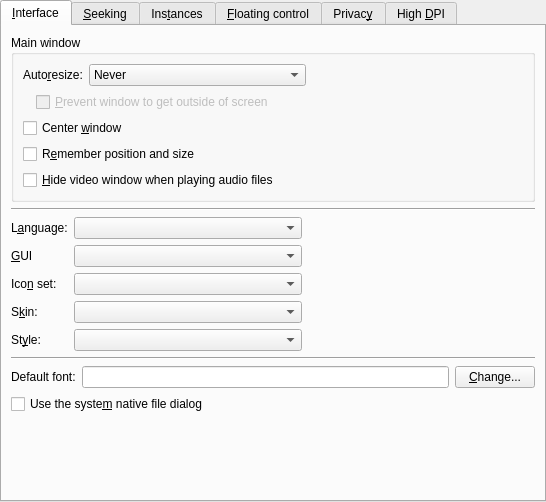
smplayer-dev/smplayer, file src/prefinterface.ui: the form before one commit.
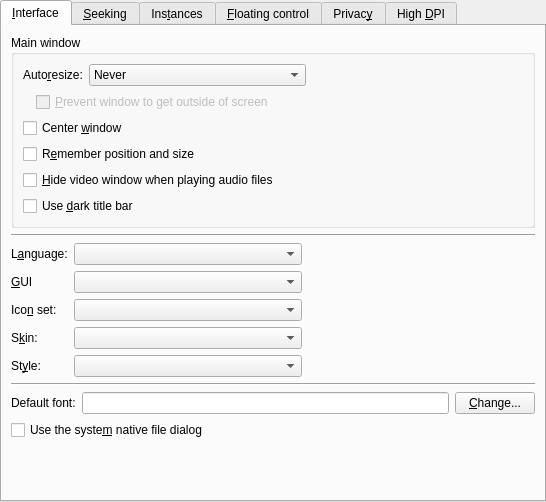
The form after the commit. Custom widgets are drawn as their Qt base class.

Commit message: Add Windows dark title bar option for the main window

The edit to the form file:
```diff
--- a/src/prefinterface.ui
+++ b/src/prefinterface.ui
@@ -158,6 +158,13 @@
             </property>
            </widget>
           </item>
+          <item>
+           <widget class="QCheckBox" name="dark_titlebar_check">
+            <property name="text">
+             <string>Use &amp;dark title bar</string>
+            </property>
+           </widget>
+          </item>
          </layout>
         </widget>
        </item>
```
Left out of the diff: 1 changed line with no effect on the pictures. The commit also changes 6 other files.
